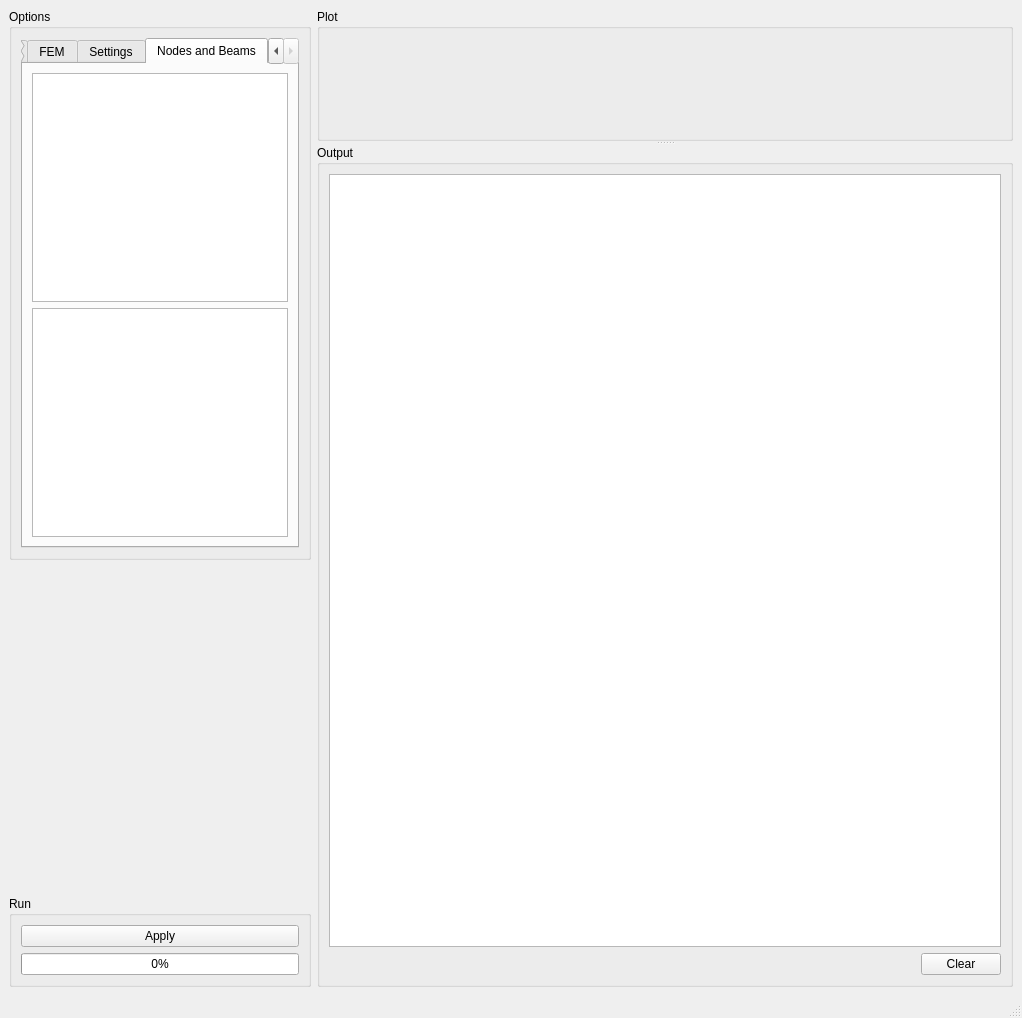
First picture: the form in craneSimulator/gui/windows/mainwindow.ui, repository castn/crane-simulator, before the edit.
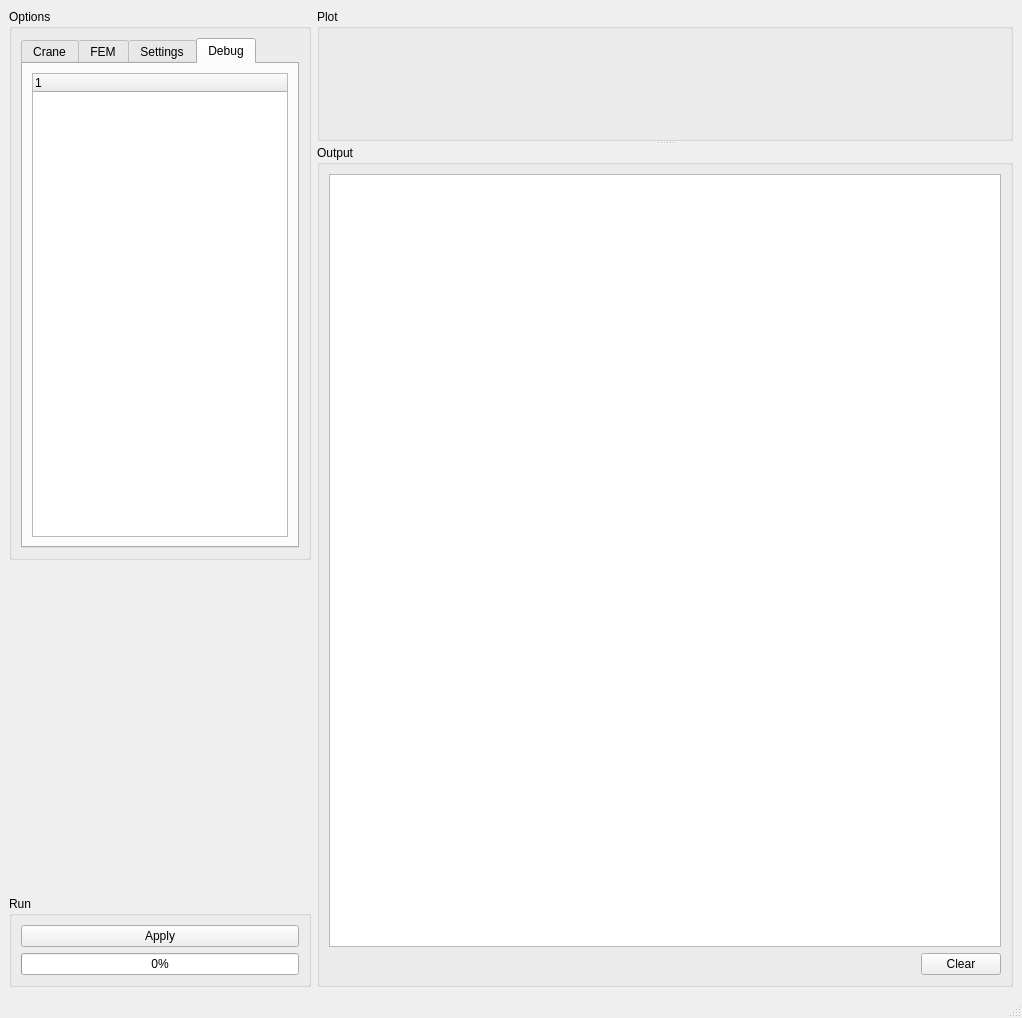
Second picture: the form after the edit. The open tabs and pages were chosen to show the change.

Commit message:
replace QPlainTextEdit by QTreeWidget
* nodes and beams array of crane will now be displayed in Debug tab

What changed in the file:
```diff
--- a/craneSimulator/gui/windows/mainwindow.ui
+++ b/craneSimulator/gui/windows/mainwindow.ui
@@ -415,14 +415,17 @@
              </widget>
              <widget class="QWidget" name="nodes_beams">
               <attribute name="title">
-               <string>Nodes and Beams</string>
+               <string>Debug</string>
               </attribute>
               <layout class="QVBoxLayout" name="verticalLayout_7">
                <item>
-                <widget class="QPlainTextEdit" name="nodes"/>
-               </item>
-               <item>
-                <widget class="QPlainTextEdit" name="beams"/>
+                <widget class="QTreeWidget" name="treeWidget">
+                 <column>
+                  <property name="text">
+                   <string notr="true">1</string>
+                  </property>
+                 </column>
+                </widget>
                </item>
               </layout>
              </widget>
```
Left out of the diff: 4 changed lines with no effect on the pictures. The commit also changes 2 other files.
